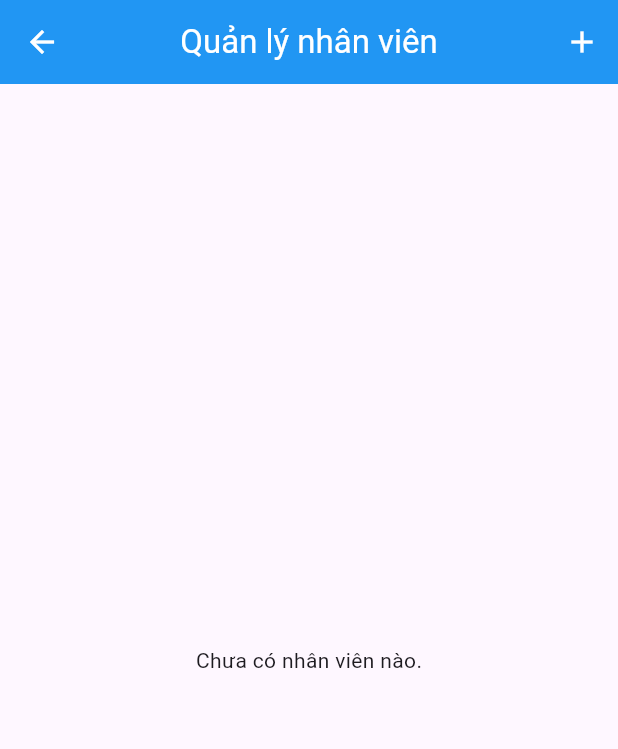
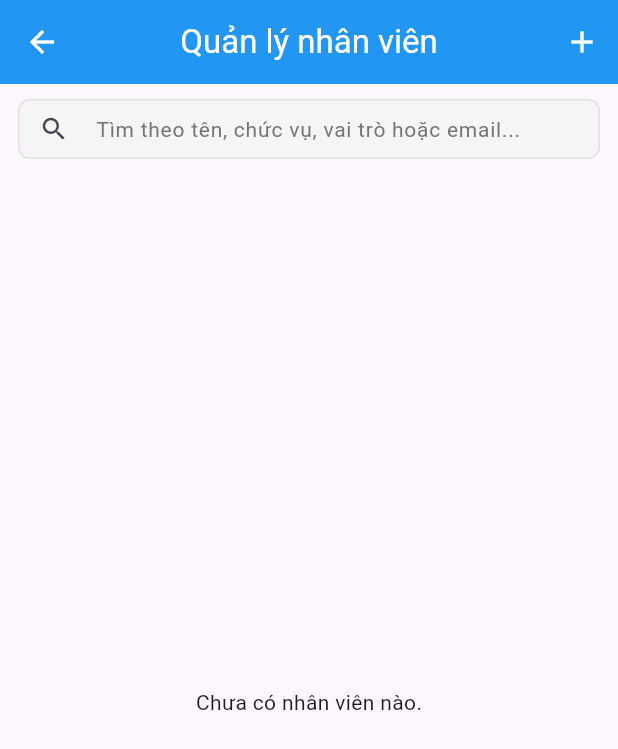
Before and after one commit to Phamdinhchuong1001/flutter_haiau, a Flutter app: the UserManagementScreen screen opened directly, on a phone screen of 412 x 824 dp. Shown: the top 749 px of the screen. Run offline on Flutter 3.47's test engine with Material 3 defaults, Android fonts, the light colour scheme and no system bars; our stand-ins replace cloud_firestore, firebase_auth, firebase_core; accounts and stored records are empty.

Commit message:
hoàn thiện giao diện quản lý người dùng

```diff
--- a/lib/screens/user_management_screen.dart
+++ b/lib/screens/user_management_screen.dart
@@ -2,22 +2,27 @@ import 'package:cloud_firestore/cloud_firestore.dart';
 import 'package:flutter/material.dart';
 import 'user_detail_screen.dart';
 
-class UserManagementScreen extends StatelessWidget {
+class UserManagementScreen extends StatefulWidget {
   const UserManagementScreen({super.key});
+
+  @override
+  State<UserManagementScreen> createState() => _UserManagementScreenState();
+}
+
+class _UserManagementScreenState extends State<UserManagementScreen> {
+  String searchQuery = '';
 
   @override
   Widget build(BuildContext context) {
     return Scaffold(
       appBar: AppBar(
         backgroundColor: Colors.blue,
-        centerTitle: true, // canh giữa tiêu đề
+        centerTitle: true,
         title: const Text(
           'Quản lý nhân viên',
           style: TextStyle(color: Colors.white),
         ),
-        iconTheme: const IconThemeData(
-          color: Colors.white,
-        ), // đổi màu icon back
+        iconTheme: const IconThemeData(color: Colors.white),
         actions: [
           IconButton(
             icon: const Icon(Icons.add, color: Colors.white),
@@ -30,8 +35,58 @@ class UserManagementScreen extends StatelessWidget {
           ),
         ],
       ),
-      body: StreamBuilder<QuerySnapshot>(
-        stream: FirebaseFirestore.instance.collection('users').snapshots(),
+
+      // ========== PHẦN THÂN ==========
+      body: Column(
+        children: [
+          // 🔍 Ô tìm kiếm
+          Padding(
+            padding: const EdgeInsets.fromLTRB(12, 10, 12, 6),
+            child: SizedBox(
+              height: 40,
+              child: TextField(
+                decoration: InputDecoration(
+                  hintText: 'Tìm theo tên, chức vụ, vai trò hoặc email...',
+                  hintStyle: TextStyle(
+                    color: Colors.grey.shade600,
+                    fontSize: 14,
+                  ),
+                  prefixIcon: const Icon(Icons.search, size: 20),
+                  filled: true,
+                  fillColor: Colors.grey.shade100,
+                  contentPadding: const EdgeInsets.symmetric(
+                    vertical: 0,
+                    horizontal: 10,
+                  ),
+                  border: OutlineInputBorder(
+                    borderRadius: BorderRadius.circular(8),
+                    borderSide: BorderSide(color: Colors.grey.shade300),
+                  ),
+                  enabledBorder: OutlineInputBorder(
+                    borderRadius: BorderRadius.circular(8),
+                    borderSide: BorderSide(color: Colors.grey.shade300),
+                  ),
+                  focusedBorder: OutlineInputBorder(
+                    borderRadius: BorderRadius.circular(8),
+                    borderSide: BorderSide(color: Colors.grey.shade400),
+                  ),
+                ),
+                onChanged: (value) {
+                  setState(() {
+                    searchQuery = value.toLowerCase();
+                  });
+                },
+              ),
+            ),
+          ),
+
+          // ========== DANH SÁCH NHÂN VIÊN ==========
+          Expanded(
+            child: StreamBuilder<QuerySnapshot>(
+              stream: FirebaseFirestore.instance
+                  .collection('users')
+                  .orderBy('name', descending: false)
+                  .snapshots(),
               builder: (context, snapshot) {
                 if (snapshot.connectionState == ConnectionState.waiting) {
                   return const Center(child: CircularProgressIndicator());
@@ -40,7 +95,29 @@ class UserManagementScreen extends StatelessWidget {
                   return const Center(child: Text('Chưa có nhân viên nào.'));
                 }
 
-          final users = snapshot.data!.docs;
+                final users = snapshot.data!.docs.where((doc) {
+                  final data = doc.data() as Map<String, dynamic>;
+
+                  final name = (data['name'] ?? '').toString().toLowerCase();
+                  final position = (data['position'] ?? '')
+                      .toString()
+                      .toLowerCase();
+                  final role = (data['role'] ?? '').toString().toLowerCase();
+                  final email = (data['email'] ?? '').toString().toLowerCase();
+
+                  if (searchQuery.isEmpty) return true;
+
+                  return name.contains(searchQuery) ||
+                      position.contains(searchQuery) ||
+                      role.contains(searchQuery) ||
+                      email.contains(searchQuery);
+                }).toList();
+
+                if (users.isEmpty) {
+                  return const Center(
+                    child: Text('Không tìm thấy nhân viên nào.'),
+                  );
+                }
 
                 return ListView.builder(
                   itemCount: users.length,
@@ -49,8 +126,11 @@ class UserManagementScreen extends StatelessWidget {
                     final data = user.data() as Map<String, dynamic>;
 
                     return Card(
-                elevation: 2,
-                margin: const EdgeInsets.symmetric(horizontal: 12, vertical: 6),
+                      elevation: 1.5,
+                      margin: const EdgeInsets.symmetric(
+                        horizontal: 12,
+                        vertical: 6,
+                      ),
                       shape: RoundedRectangleBorder(
                         borderRadius: BorderRadius.circular(10),
                       ),
@@ -69,8 +149,10 @@ class UserManagementScreen extends StatelessWidget {
                           Navigator.push(
                             context,
                             MaterialPageRoute(
-                        builder: (_) =>
-                            UserDetailScreen(userId: user.id, userData: data),
+                              builder: (_) => UserDetailScreen(
+                                userId: user.id,
+                                userData: data,
+                              ),
                             ),
                           );
                         },
@@ -80,10 +162,14 @@ class UserManagementScreen extends StatelessWidget {
                 );
               },
             ),
+          ),
+        ],
+      ),
     );
   }
 }
 
+// ========== DIALOG THÊM NHÂN VIÊN ==========
 class AddUserDialog extends StatefulWidget {
   const AddUserDialog({super.key});
 
@@ -102,11 +188,11 @@ class _AddUserDialogState extends State<AddUserDialog> {
   Future<void> addUser() async {
     if (_formKey.currentState!.validate()) {
       await FirebaseFirestore.instance.collection('users').add({
-        'name': nameController.text,
-        'email': emailController.text,
-        'phone': phoneController.text,
-        'position': positionController.text,
-        'role': roleController.text,
+        'name': nameController.text.trim(),
+        'email': emailController.text.trim(),
+        'phone': phoneController.text.trim(),
+        'position': positionController.text.trim(),
+        'role': roleController.text.trim(),
       });
 
       if (mounted) {
@@ -148,13 +234,15 @@ class _AddUserDialogState extends State<AddUserDialog> {
               TextFormField(
                 controller: nameController,
                 decoration: _inputDecoration('Họ tên'),
-                validator: (value) => value!.isEmpty ? 'Nhập tên' : null,
+                validator: (value) =>
+                    value == null || value.isEmpty ? 'Nhập tên' : null,
               ),
               const SizedBox(height: 12),
               TextFormField(
                 controller: emailController,
                 decoration: _inputDecoration('Email'),
-                validator: (value) => value!.isEmpty ? 'Nhập email' : null,
+                validator: (value) =>
+                    value == null || value.isEmpty ? 'Nhập email' : null,
               ),
               const SizedBox(height: 12),
               TextFormField(
```
Lines whose indentation alone changed are shown as unchanged.
